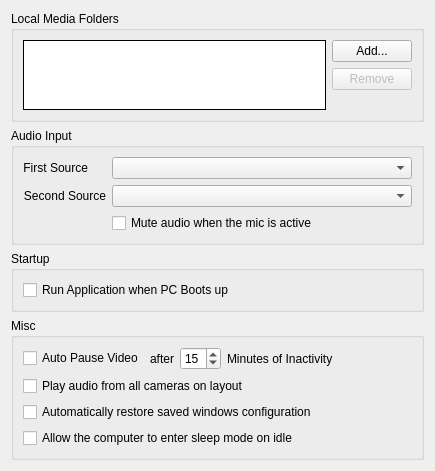
Above: vms/client/nx_vms_client_desktop/src/ui/widgets/local_settings/general_preferences_widget.ui from networkoptix/nx_open before the change. Below: the same form after it.
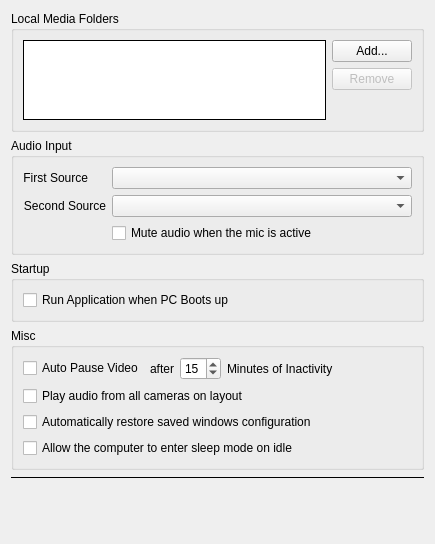
That is the form after the change. Custom widgets are drawn as their Qt base class.

The edit to the form file:
```diff
--- a/vms/client/nx_vms_client_desktop/src/ui/widgets/local_settings/general_preferences_widget.ui
+++ b/vms/client/nx_vms_client_desktop/src/ui/widgets/local_settings/general_preferences_widget.ui
@@ -7,10 +7,10 @@
     <x>0</x>
     <y>0</y>
     <width>435</width>
-    <height>424</height>
+    <height>544</height>
    </rect>
   </property>
-  <layout class="QVBoxLayout" name="verticalLayout" stretch="0,0,0,0,1">
+  <layout class="QVBoxLayout" name="verticalLayout" stretch="0,0,0,0,0,0,1">
    <item>
     <widget class="QGroupBox" name="mediaFoldersGroupBox">
      <property name="title">
@@ -242,6 +242,19 @@
      </layout>
     </widget>
    </item>
+   <item>
+    <widget class="QFrame" name="horizontalLine">
+     <property name="frameShape">
+      <enum>QFrame::Shape::HLine</enum>
+     </property>
+     <property name="frameShadow">
+      <enum>QFrame::Shadow::Plain</enum>
+     </property>
+    </widget>
+   </item>
+   <item>
+    <widget class="nx::vms::client::desktop::AlertLabel" name="alertLabel" native="true"/>
+   </item>
    <item>
     <spacer name="verticalSpacer">
      <property name="orientation">
@@ -257,6 +270,14 @@
    </item>
   </layout>
  </widget>
+ <customwidgets>
+  <customwidget>
+   <class>nx::vms::client::desktop::AlertLabel</class>
+   <extends>QWidget</extends>
+   <header>nx/vms/client/desktop/common/widgets/alert_label.h</header>
+   <container>1</container>
+  </customwidget>
+ </customwidgets>
  <tabstops>
   <tabstop>mediaFoldersList</tabstop>
   <tabstop>addMediaFolderButton</tabstop>
```
Left out of the diff: 14 changed lines with no effect on the pictures.
